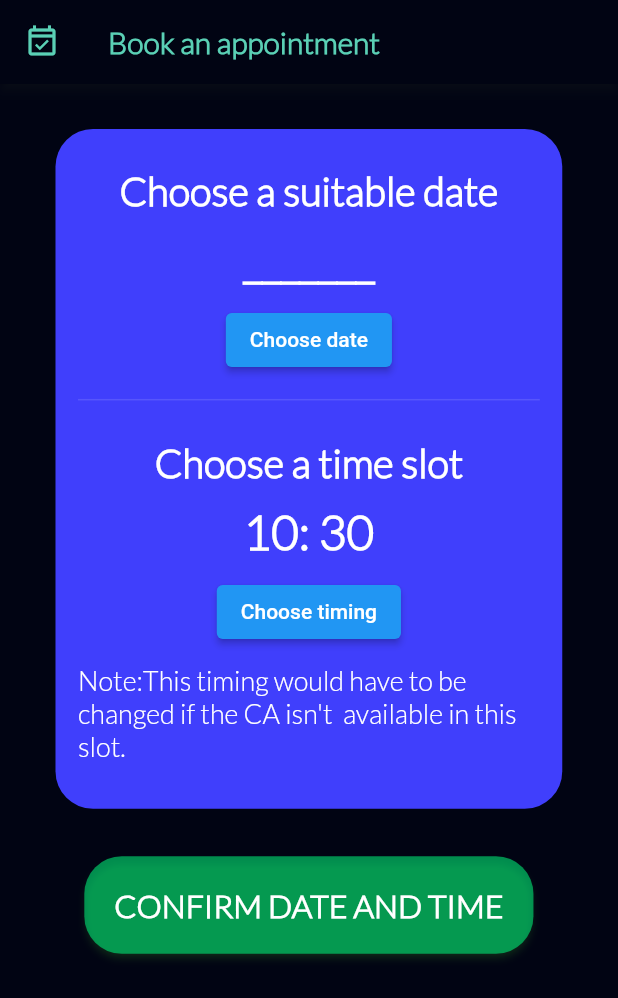
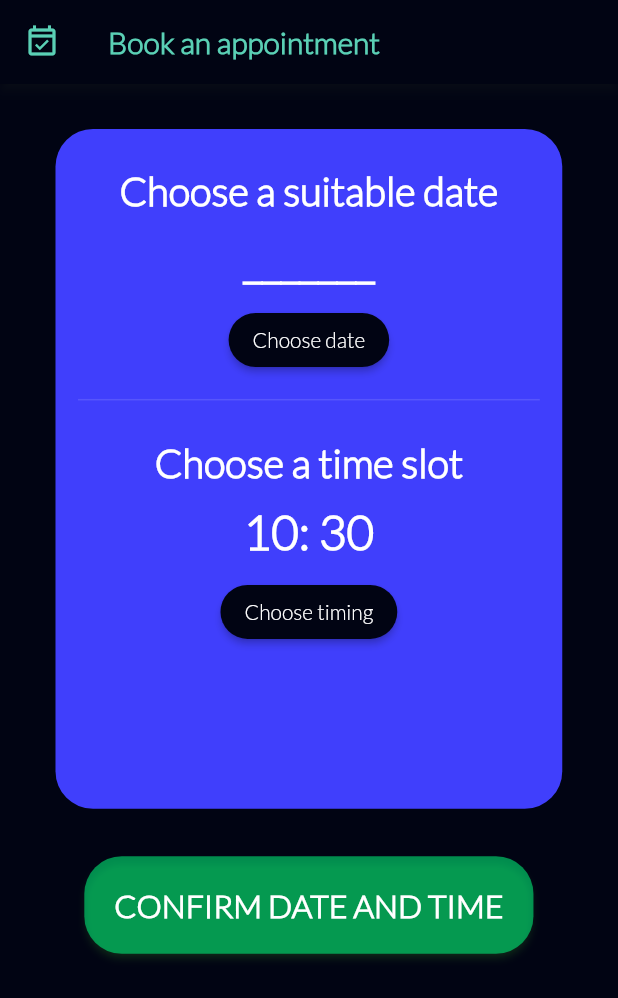
Before and after one commit to RohanDoshi21/Dark-Knights-App, a Flutter app: the AppointmentsHome screen opened directly, on a phone screen of 412 x 824 dp. Shown: the top 998 px of the screen. Run offline on Flutter 3.47's test engine with Material 2 defaults, Android fonts, the phone set to English and light mode, and no system bars; our stand-ins replace cloud_firestore, firebase_auth, firebase_core, fluttertoast, google_sign_in; missing offline and left inert: elastic_drawer; accounts and stored records are empty.

Commit message:
Changed the theme and font

```diff
--- a/lib/screens/Appoinments/slot_booking_screen.dart
+++ b/lib/screens/Appoinments/slot_booking_screen.dart
@@ -101,6 +101,11 @@ class _AppointmentsHomeState extends State<AppointmentsHome> {
                     height: _height * 0.0128,
                   ),
                   ElevatedButton(
+                    style: ElevatedButton.styleFrom(
+                       primary: Color(0xff010413),
+                      shape: RoundedRectangleBorder(
+                          borderRadius: BorderRadius.circular(25)),
+                    ),
                     onPressed: () async {
                       _myDateTime = (await showDatePicker(
                         context: context,
@@ -113,7 +118,12 @@ class _AppointmentsHomeState extends State<AppointmentsHome> {
                         appointmentDateTime = _myDateTime;
                       });
                     },
-                    child: const Text('Choose date'),
+                    child:  const Text(
+                        'Choose date',
+                    style:TextStyle(
+                      fontFamily: 'Lato',
+                    ),
+                    ),
                   ),
                   Divider(
                     height: _height * 0.0384,
@@ -143,6 +153,11 @@ class _AppointmentsHomeState extends State<AppointmentsHome> {
                     height: _height * 0.0128,
                   ),
                   ElevatedButton(
+                    style: ElevatedButton.styleFrom(
+                      primary: Color(0xff010413),
+                      shape: RoundedRectangleBorder(
+                          borderRadius: BorderRadius.circular(25)),
+                    ),
                     onPressed: () async {
                       final newTime = await showTimePicker(
                         context: context,
@@ -154,15 +169,18 @@ class _AppointmentsHomeState extends State<AppointmentsHome> {
                     },
                     child: const Text(
                       'Choose timing',
+                      style:TextStyle(
+                        fontFamily: 'Lato',
+                      ),
                     ),
                   ),
                   SizedBox(
                     height: _height * 0.0128,
                   ),
-                  const Text(
-                    'Note:This timing would have to be changed if the CA isn\'t  available in this slot.',
-                    style: TextStyle(fontSize: 18.0, fontFamily: 'Lato'),
-                  ),
+                  // const Text(
+                  //   'Note:This timing would have to be changed if the CA isn\'t  available in this slot.',
+                  //   style: TextStyle(fontSize: 18.0, fontFamily: 'Lato'),
+                  // ),
                 ],
               ),
             ),
```
Also changed, not shown: lib/Admin/Appoinments/admin_appointments.dart (+8 -2 lines), lib/screens/Appoinments/appointment_status_screen.dart (+15 -6 lines).
